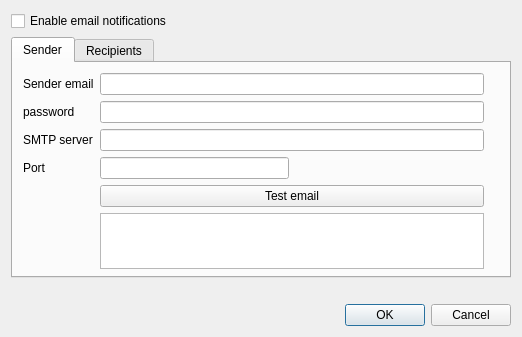
Above: wadas/ui/qt/configure_email.ui from stefanodellosa-personal/WADAS before the change. Below: the same form after it.
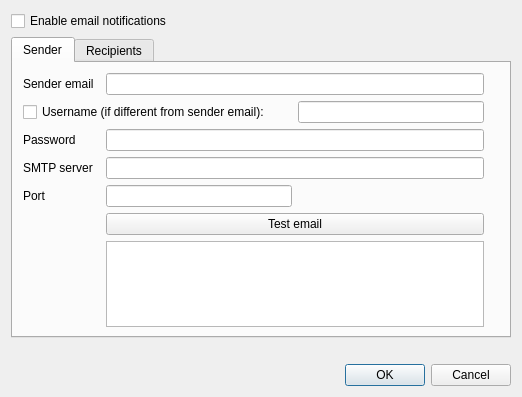
That is the form after the change.

Commit message:
Initiated refactor of email configuration form
custom username introduced

Diff of the .ui file:
```diff
--- a/wadas/ui/qt/configure_email.ui
+++ b/wadas/ui/qt/configure_email.ui
@@ -7,7 +7,7 @@
     <x>0</x>
     <y>0</y>
     <width>522</width>
-    <height>337</height>
+    <height>397</height>
    </rect>
   </property>
   <property name="sizePolicy">
@@ -35,11 +35,32 @@
          <x>10</x>
          <y>10</y>
          <width>461</width>
-         <height>196</height>
+         <height>254</height>
         </rect>
        </property>
        <layout class="QGridLayout" name="gridLayout">
-        <item row="3" column="4">
+        <item row="4" column="3" colspan="2">
+         <widget class="QLineEdit" name="lineEdit_password">
+          <property name="echoMode">
+           <enum>QLineEdit::EchoMode::Password</enum>
+          </property>
+         </widget>
+        </item>
+        <item row="0" column="1">
+         <widget class="QLabel" name="label">
+          <property name="text">
+           <string>Sender email</string>
+          </property>
+         </widget>
+        </item>
+        <item row="7" column="3" colspan="2">
+         <widget class="QPushButton" name="pushButton_testEmail">
+          <property name="text">
+           <string>Test email</string>
+          </property>
+         </widget>
+        </item>
+        <item row="6" column="4">
          <spacer name="horizontalSpacer">
           <property name="orientation">
            <enum>Qt::Orientation::Horizontal</enum>
@@ -52,64 +73,53 @@
           </property>
          </spacer>
         </item>
-        <item row="3" column="1">
-         <widget class="QLabel" name="label_4">
-          <property name="text">
-           <string>Port</string>
-          </property>
-         </widget>
-        </item>
-        <item row="1" column="3" colspan="2">
-         <widget class="QLineEdit" name="lineEdit_password">
-          <property name="echoMode">
-           <enum>QLineEdit::EchoMode::Password</enum>
-          </property>
-         </widget>
-        </item>
-        <item row="1" column="1">
-         <widget class="QLabel" name="label_2">
-          <property name="text">
-           <string>password</string>
-          </property>
-         </widget>
-        </item>
-        <item row="0" column="1">
-         <widget class="QLabel" name="label">
-          <property name="text">
-           <string>Sender email</string>
-          </property>
-         </widget>
-        </item>
-        <item row="4" column="3" colspan="2">
-         <widget class="QPushButton" name="pushButton_testEmail">
-          <property name="text">
-           <string>Test email</string>
-          </property>
-         </widget>
-        </item>
-        <item row="2" column="3" colspan="2">
+        <item row="5" column="3" colspan="2">
          <widget class="QLineEdit" name="lineEdit_smtpServer"/>
         </item>
-        <item row="0" column="3" colspan="2">
-         <widget class="QLineEdit" name="lineEdit_senderEmail"/>
-        </item>
-        <item row="3" column="3">
-         <widget class="QLineEdit" name="lineEdit_port"/>
-        </item>
-        <item row="2" column="1">
+        <item row="5" column="1">
          <widget class="QLabel" name="label_3">
           <property name="text">
            <string>SMTP server</string>
           </property>
          </widget>
         </item>
-        <item row="5" column="3" colspan="2">
+        <item row="6" column="1">
+         <widget class="QLabel" name="label_4">
+          <property name="text">
+           <string>Port</string>
+          </property>
+         </widget>
+        </item>
+        <item row="8" column="3" colspan="2">
          <widget class="QPlainTextEdit" name="plainTextEdit_test_log">
           <property name="readOnly">
            <bool>true</bool>
           </property>
          </widget>
         </item>
+        <item row="4" column="1">
+         <widget class="QLabel" name="label_2">
+          <property name="text">
+           <string>Password</string>
+          </property>
+         </widget>
+        </item>
+        <item row="0" column="3" colspan="2">
+         <widget class="QLineEdit" name="lineEdit_senderEmail"/>
+        </item>
+        <item row="6" column="3">
+         <widget class="QLineEdit" name="lineEdit_port"/>
+        </item>
+        <item row="3" column="4">
+         <widget class="QLineEdit" name="lineEdit_username"/>
+        </item>
+        <item row="3" column="1" colspan="3">
+         <widget class="QCheckBox" name="checkBox_username">
+          <property name="text">
+           <string>Username (if different from sender email):</string>
+          </property>
+         </widget>
+        </item>
        </layout>
       </widget>
      </widget>
```
The commit also changes 3 other files.
